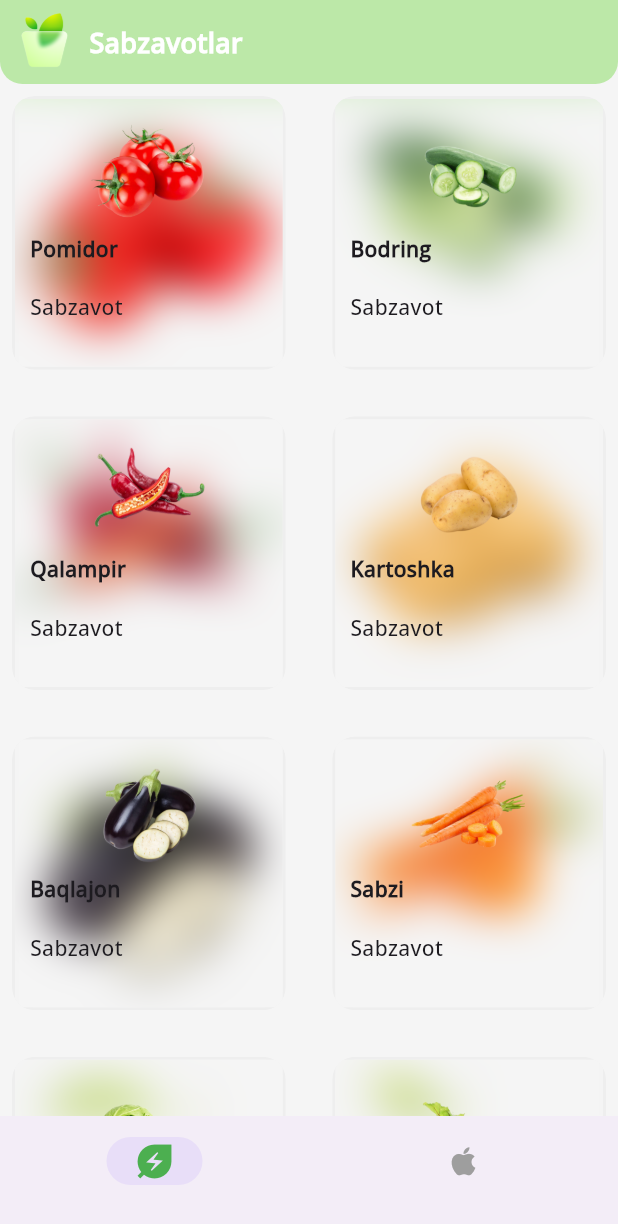
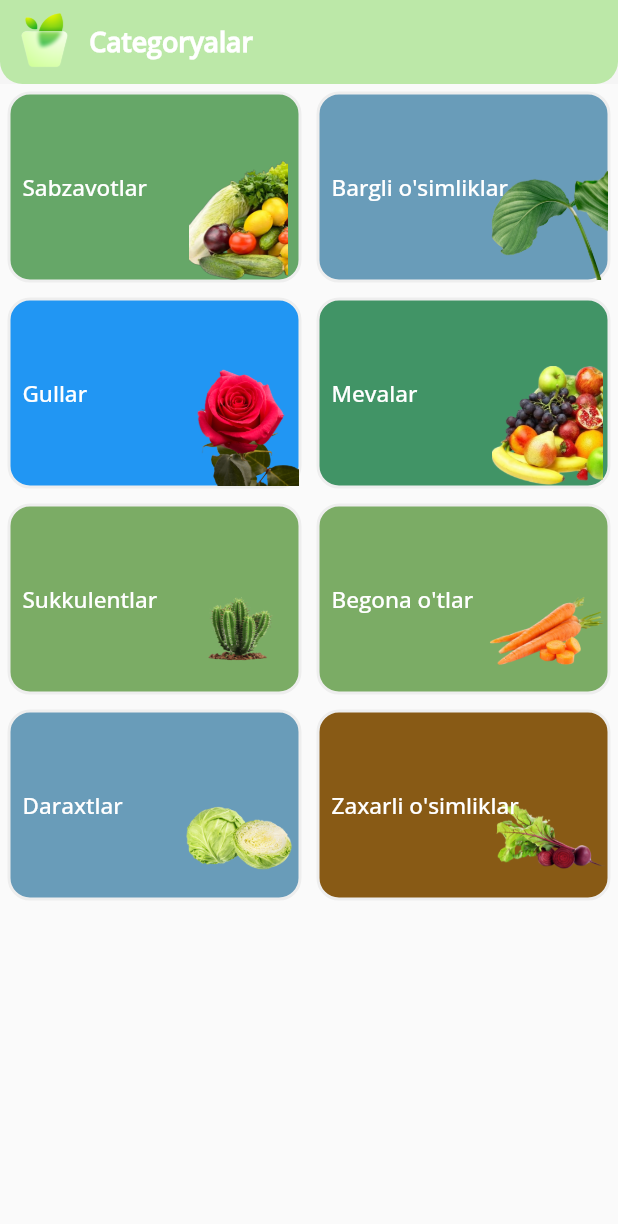
Before and after one commit to hayrullohdev/sabzavotlar, a Flutter app: the screen it shows after launch, on a phone screen of 412 x 824 dp. Shown: the top 1224 px of the screen. Run offline on Flutter 3.47's test engine with Material 2 defaults, Android fonts, the phone set to English and light mode, and no system bars.

Commit message:
categorylar

```diff
--- /dev/null
+++ b/lib/category.dart
@@ -0,0 +1,79 @@
+import 'package:flutter/material.dart';
+import 'package:sabzavotlar/data/data.dart';
+
+class CategoryPage extends StatefulWidget {
+  const CategoryPage({super.key});
+
+  @override
+  State<CategoryPage> createState() => _CategoryPageState();
+}
+
+class _CategoryPageState extends State<CategoryPage> {
+  List<Map> categorylist = category;
+  @override
+  Widget build(BuildContext context) {
+    return Scaffold(
+      body: GridView.builder(
+        gridDelegate: const SliverGridDelegateWithFixedCrossAxisCount(
+            childAspectRatio: 3 / 2, crossAxisCount: 2),
+        itemCount: categorylist.length,
+        itemBuilder: (context, index) {
+          return Padding(
+            padding: const EdgeInsets.all(5.0),
+            child: GestureDetector(
+              onTap: () {
+                setState(() {
+                  // Navigator.push(
+                  //     context,
+                  //     MaterialPageRoute(
+                  //       builder: (context) => CopyPage(
+                  //         titles: categorylist[index]["nomi"],
+                  //         image: categorylist[index]["rasm"],
+                  //       ),
+                  //     ));
+                });
+              },
+              child: Container(
+                decoration: BoxDecoration(
+                  borderRadius: BorderRadius.circular(15),
+                  color: categorylist[index]["color"],
+                  border: Border.all(
+                    width: 2,
+                    color: Colors.grey.shade200,
+                  ),
+                ),
+                child: Stack(
+                  children: [
+                    Align(
+                      alignment: Alignment.bottomRight,
+                      child: SizedBox(
+                        height: 80,
+                        width: 80,
+                        child: Image.asset(categorylist[index]["rasm"]),
+                      ),
+                    ),
+                    Padding(
+                      padding: const EdgeInsets.all(8.0),
+                      child: Column(
+                        mainAxisAlignment: MainAxisAlignment.center,
+                        children: [
+                          Text(
+                            categorylist[index]["nomi"],
+                            style: const TextStyle(
+                              fontSize: 15,
+                              color: Colors.white,
+                            ),
+                          ),
+                        ],
+                      ),
+                    ),
+                  ],
+                ),
+              ),
+            ),
+          );
+        },
+      ),
+    );
+  }
+}
--- a/lib/data.dart
+++ b/lib/data/data.dart
@@ -1,4 +1,49 @@
-List<Map> lists = [
+import 'package:flutter/material.dart';
+
+List<Map> category = [
+  {
+    "rasm": "asset/sabzavotlar.png",
+    "nomi": "Sabzavotlar",
+    "color": const Color.fromARGB(255, 102, 167, 104),
+  },
+  {
+    "rasm": "asset/bargli_o_simlik.png",
+    "nomi": "Bargli o'simliklar",
+    "color": const Color.fromARGB(255, 105, 156, 185),
+  },
+  {
+    "rasm": "asset/gul.png",
+    "nomi": "Gullar",
+    "color": Colors.blue,
+  },
+  {
+    "rasm": "asset/mevalar.png",
+    "nomi": "Mevalar",
+    "color": const Color.fromARGB(255, 65, 148, 102),
+  },
+  {
+    "rasm": "asset/kaktus.png",
+    "nomi": "Sukkulentlar",
+    "color": const Color.fromARGB(255, 123, 172, 101),
+  },
+  {
+    "rasm": "asset/carrot.png",
+    "nomi": "Begona o'tlar",
+    "color": const Color.fromARGB(255, 123, 172, 101),
+  },
+  {
+    "rasm": "asset/cabbage.png",
+    "nomi": "Daraxtlar",
+    "color": const Color.fromARGB(255, 105, 156, 185),
+  },
+  {
+    "rasm": "asset/beet.png",
+    "nomi": "Zaxarli o'simliklar",
+    "color": const Color.fromARGB(255, 136, 90, 21),
+  },
+];
+
+List<Map> sabzavot = [
   {
     "rasm": "asset/pomidor.png",
     "nomi": "Pomidor",
@@ -178,7 +223,7 @@
 """,
   },
 ];
-List<Map> list = [
+List<Map> mevalar = [
   {
     "rasm": "asset/olma.png",
     "nomi": "Olma",
--- /dev/null
+++ b/lib/homepage.dart
@@ -0,0 +1,68 @@
+import 'package:flutter/material.dart';
+// ignore: unused_import
+import 'package:sabzavotlar/screens/mevalar.dart';
+import 'package:sabzavotlar/category.dart';
+
+class HomePage extends StatefulWidget {
+  const HomePage({super.key});
+
+  @override
+  State<HomePage> createState() => _HomePageState();
+}
+
+class _HomePageState extends State<HomePage> {
+  String listtitle = "Categoryalar";
+  int _selectedIndex = 0;
+  late List<Widget> widgetOptions = [
+    const CategoryPage(),
+    // const MevalarPage(),
+  ];
+  void _onItemTapped(int index) {
+    setState(() {
+      // widgetOptions = widgetOptions;
+      _selectedIndex = index;
+    });
+  }
+
+  @override
+  Widget build(BuildContext context) {
+    return SafeArea(
+      child: Scaffold(
+        backgroundColor: Colors.grey.shade100,
+        body: Column(
+          children: [
+            Container(
+              height: kToolbarHeight,
+              decoration: const BoxDecoration(
+                color: Color(0xffbce8a8),
+                borderRadius: BorderRadius.only(
+                  bottomLeft: Radius.circular(15),
+                  bottomRight: Radius.circular(15),
+                ),
+              ),
+              child: Row(
+                children: [
+                  Image.asset("asset/lagotip.png"),
+                  Text(
+                    listtitle,
+                    style: const TextStyle(
+                      fontSize: 18,
+                      color: Colors.white,
+                      fontWeight: FontWeight.bold,
+                    ),
+                  ),
+                ],
+              ),
+            ),
+            Expanded(
+              child: IndexedStack(
+                index: _selectedIndex,
+                children: widgetOptions,
+              ),
+            ),
+          ],
+        ),
+      ),
+    );
+  }
+}
--- a/lib/main.dart
+++ b/lib/main.dart
@@ -1,8 +1,8 @@
 import 'package:flutter/material.dart';
 // ignore: unused_import
-import 'package:sabzavotlar/sabzavotlar.dart';
+import 'package:sabzavotlar/homepage.dart';
 // ignore: unused_import
-import 'package:sabzavotlar/splesh.dart';
+import 'package:sabzavotlar/screens/splesh.dart';
 
 void main() {
   runApp(const MyApp());
@@ -17,7 +17,7 @@
       debugShowCheckedModeBanner: false,
       title: 'Mevalar va Sabzavotlar',
       theme: ThemeData(
-        useMaterial3: true,
+        // useMaterial3: true,
         fontFamily: "Open_Sans",
         primarySwatch: Colors.blue,
       ),
--- a/lib/sabzavotlar.dart
+++ /dev/null
@@ -1,108 +0,0 @@
-import 'package:flutter/material.dart';
-import 'package:sabzavotlar/mevalar.dart';
-import 'package:sabzavotlar/widget_sabzavotlar.dart';
-
-class SabzavotlarPage extends StatefulWidget {
-  const SabzavotlarPage({super.key});
-
-  @override
-  State<SabzavotlarPage> createState() => _SabzavotlarPageState();
-}
-
-class _SabzavotlarPageState extends State<SabzavotlarPage> {
-  String listtitle = "Sabzavotlar";
-  int _selectedIndex = 0;
-  late List<Widget> widgetOptions = [
-    const Widget_SabzavotlarPage(),
-    const MevalarPage(),
-  ];
-  void _onItemTapped(int index) {
-    setState(() {
-      // widgetOptions = widgetOptions;
-      _selectedIndex = index;
-    });
-  }
-
-  @override
-  Widget build(BuildContext context) {
-    return SafeArea(
-      child: Scaffold(
-        backgroundColor: Colors.grey.shade100,
-        body: Column(
-          children: [
-            Container(
-              height: kToolbarHeight,
-              decoration: const BoxDecoration(
-                color: Color(0xffbce8a8),
-                borderRadius: BorderRadius.only(
-                  bottomLeft: Radius.circular(15),
-                  bottomRight: Radius.circular(15),
-                ),
-              ),
-              child: Row(
-                children: [
-                  Image.asset("asset/lagotip.png"),
-                  Text(
-                    listtitle,
-                    style: const TextStyle(
-                      fontSize: 18,
-                      color: Colors.white,
-                      fontWeight: FontWeight.bold,
-                    ),
-                  ),
-                ],
-              ),
-            ),
-            Expanded(
-              child: IndexedStack(
-                index: _selectedIndex,
-                children: widgetOptions,
-              ),
-            ),
-          ],
-        ),
-        bottomNavigationBar: NavigationBar(
-          selectedIndex: _selectedIndex,
-          onDestinationSelected: (index) {
-            setState(() {
-              _selectedIndex = index;
-              if (_selectedIndex == 0) {
-                listtitle = "Sabzavotlar";
-              } else {
-                listtitle = "Mevalar";
-              }
-            });
-          },
-          destinations: const [
-            NavigationDestination(
-              selectedIcon: Icon(
-                Icons.energy_savings_leaf_sharp,
-                color: Colors.green,
-                size: 30,
-              ),
-              icon: Icon(
-                Icons.energy_savings_leaf_sharp,
-                color: Colors.grey,
-                size: 25,
-              ),
-              label: "",
-            ),
-            NavigationDestination(
-              selectedIcon: Icon(
-                Icons.apple,
-                color: Colors.green,
-                size: 30,
-              ),
-              icon: Icon(
-                Icons.apple,
-                color: Colors.grey,
-                size: 25,
-              ),
-              label: "",
-            ),
-          ],
-        ),
-      ),
-    );
-  }
-}
--- a/lib/details_page.dart
+++ b/lib/screens/details_page.dart
@@ -3,15 +3,15 @@
 class CopyPage extends StatefulWidget {
   final String image;
   final String titles;
+  final String malumot;
   final String subtitles;
-  final String malumot;
 
   const CopyPage({
     super.key,
     required this.titles,
-    required this.subtitles,
     required this.image,
     required this.malumot,
+    required this.subtitles,
   });
 
   @override
@@ -59,6 +59,7 @@
                     Text(
                       widget.subtitles,
                       style: const TextStyle(
+                        color: Colors.grey,
                         fontSize: 15,
                       ),
                     ),
--- a/lib/widget_sabzavotlar.dart
+++ /dev/null
@@ -1,108 +0,0 @@
-import 'dart:ui';
-
-import 'package:flutter/material.dart';
-import 'package:sabzavotlar/details_page.dart';
-import 'package:sabzavotlar/data.dart';
-
-class Widget_SabzavotlarPage extends StatefulWidget {
-  const Widget_SabzavotlarPage({super.key});
-
-  @override
-  State<Widget_SabzavotlarPage> createState() => _Widget_SabzavotlarPageState();
-}
-
-class _Widget_SabzavotlarPageState extends State<Widget_SabzavotlarPage> {
-  List<Map> list = lists;
-  @override
-  Widget build(BuildContext context) {
-    return GridView.builder(
-      gridDelegate: const SliverGridDelegateWithFixedCrossAxisCount(
-          crossAxisCount: 2, crossAxisSpacing: 15.0, mainAxisSpacing: 15.0),
-      itemCount: list.length,
-      itemBuilder: (context, index) {
-        return Padding(
-          padding: const EdgeInsets.all(8.0),
-          child: GestureDetector(
-            onTap: () {
-              setState(() {
-                Navigator.push(
-                    context,
-                    MaterialPageRoute(
-                      builder: (context) => CopyPage(
-                        subtitles: list[index]["turi"],
-                        titles: list[index]["nomi"],
-                        image: list[index]["rasm"],
-                        malumot: list[index]["ma'lumot"],
-                      ),
-                    ));
-              });
-            },
-            child: ClipRRect(
-              borderRadius: BorderRadius.circular(15),
-              child: Container(
-                decoration: BoxDecoration(
-                  borderRadius: BorderRadius.circular(15),
-                  border: Border.all(
-                    width: 2,
-                    color: Colors.grey.shade200,
-                  ),
-                ),
-                child: Stack(
-                  children: [
-                    Image.asset(
-                      list[index]["rasm"],
-                      fit: BoxFit.fill,
-                    ),
-                    ClipRRect(
-                      child: BackdropFilter(
-                        filter: ImageFilter.blur(
-                          sigmaX: 15,
-                          sigmaY: 15,
-                        ),
-                        child: Container(),
-                      ),
-                    ),
-                    Padding(
-                      padding: const EdgeInsets.all(10),
-                      child: Column(
-                        children: [
-                          ClipRRect(
-                            borderRadius: BorderRadius.circular(15),
-                            child: Image.asset(
-                              list[index]["rasm"],
-                              height: 80,
-                              width: 80,
-                            ),
-                          ),
-                          Row(
-                            children: [
-                              Text(
-                                list[index]["nomi"],
-                                style: const TextStyle(
-                                  fontWeight: FontWeight.bold,
-                                ),
-                              ),
-                            ],
-                          ),
-                          Expanded(
-                            child: Row(
-                              children: [
-                                Text(
-                                  list[index]["turi"],
-                                ),
-                              ],
-                            ),
-                          )
-                        ],
-                      ),
-                    ),
-                  ],
-                ),
-              ),
-            ),
-          ),
-        );
-      },
-    );
-  }
-}
```
Also changed, not shown: lib/mevalar.dart (deleted, +0 -106 lines), lib/screens/mevalar.dart (added, +60 -0 lines), lib/screens/sabzavotlar.dart (added, +60 -0 lines), lib/screens/splesh.dart (renamed from lib/splesh.dart, +8 -4 lines), asset/bargli_o_simlik.png (added), asset/gul.png (added), asset/kaktus.png (added), asset/mevalar.png (added), asset/sabzavotlar.png (added).
